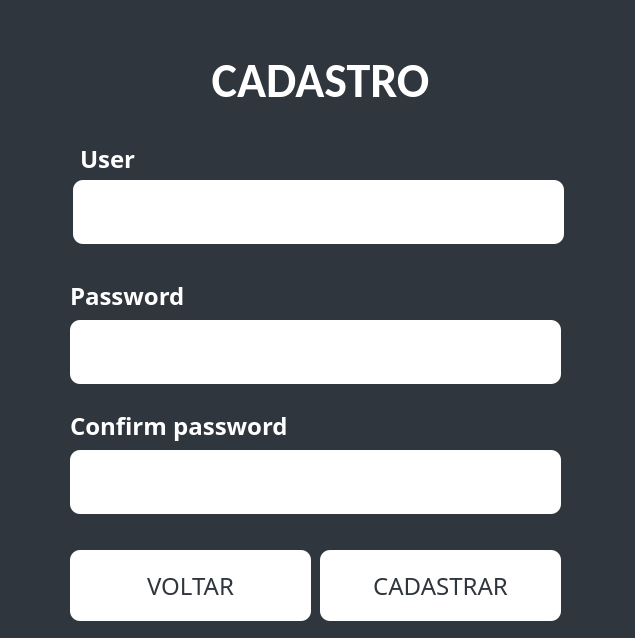
mosaviczki/RMI-Chat-Python, file cadastro.ui: the form before one commit.
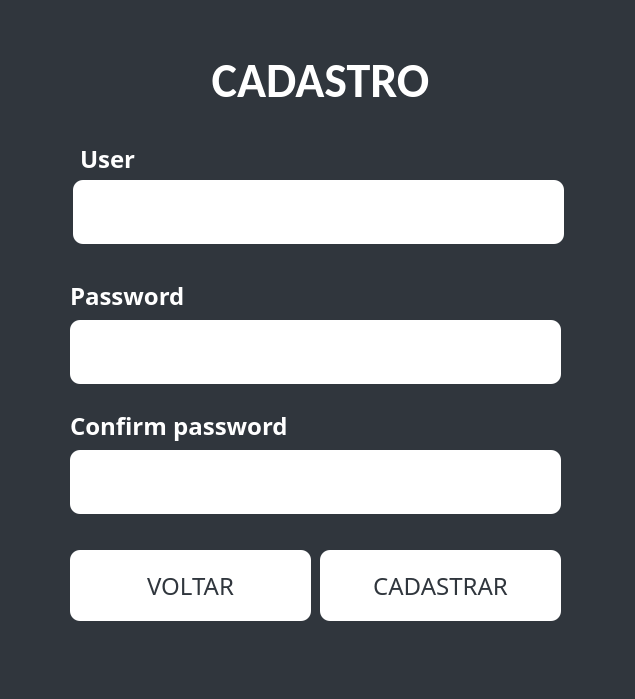
The form after the commit.

Diff of the .ui file:
```diff
--- a/cadastro.ui
+++ b/cadastro.ui
@@ -7,7 +7,7 @@
     <x>0</x>
     <y>0</y>
     <width>635</width>
-    <height>638</height>
+    <height>699</height>
    </rect>
   </property>
   <property name="windowTitle">
```
